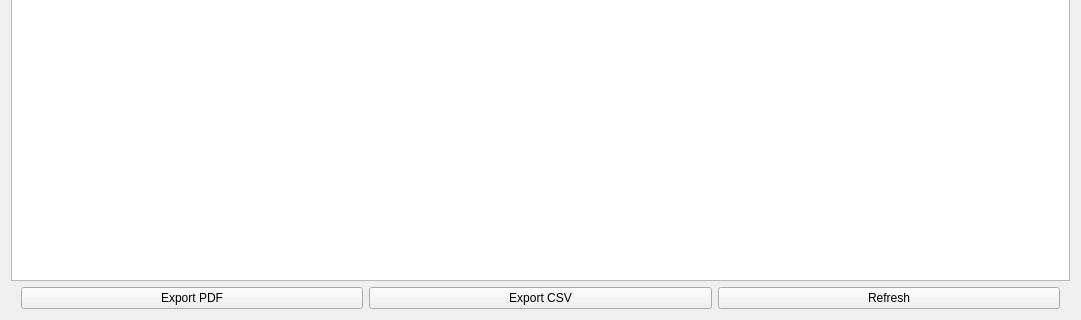
Justin-Kuchmy/JustPay_App, file UI/Dialogs/payroll_registers.ui: the form before one commit; both pictures show x 0 to 1081 and y 194 to 514 of the 1081 by 514 pixel window.
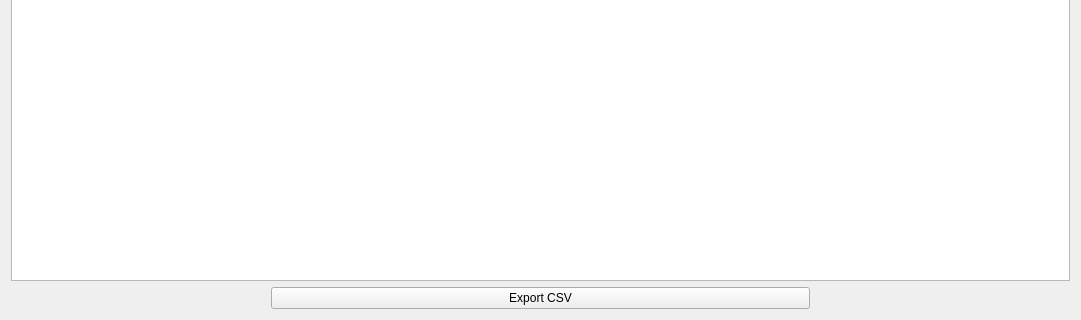
The form after the commit.

Commit message: export to csv

What changed in the file:
```diff
--- a/UI/Dialogs/payroll_registers.ui
+++ b/UI/Dialogs/payroll_registers.ui
@@ -140,11 +140,20 @@
         <number>10</number>
        </property>
        <item>
-        <widget class="QPushButton" name="exportPDFButton">
-         <property name="text">
-          <string>Export PDF</string>
+        <spacer name="verticalSpacer">
+         <property name="orientation">
+          <enum>Qt::Vertical</enum>
          </property>
-        </widget>
+         <property name="sizeType">
+          <enum>QSizePolicy::Minimum</enum>
+         </property>
+         <property name="sizeHint" stdset="0">
+          <size>
+           <width>250</width>
+           <height>5</height>
+          </size>
+         </property>
+        </spacer>
        </item>
        <item>
         <widget class="QPushButton" name="exportCSVButton">
@@ -154,11 +163,20 @@
         </widget>
        </item>
        <item>
-        <widget class="QPushButton" name="refreshButton">
-         <property name="text">
-          <string>Refresh</string>
+        <spacer name="verticalSpacer_2">
+         <property name="orientation">
+          <enum>Qt::Vertical</enum>
          </property>
-        </widget>
+         <property name="sizeType">
+          <enum>QSizePolicy::Minimum</enum>
+         </property>
+         <property name="sizeHint" stdset="0">
+          <size>
+           <width>250</width>
+           <height>5</height>
+          </size>
+         </property>
+        </spacer>
        </item>
       </layout>
      </item>
```
The commit also changes 3 other files.
